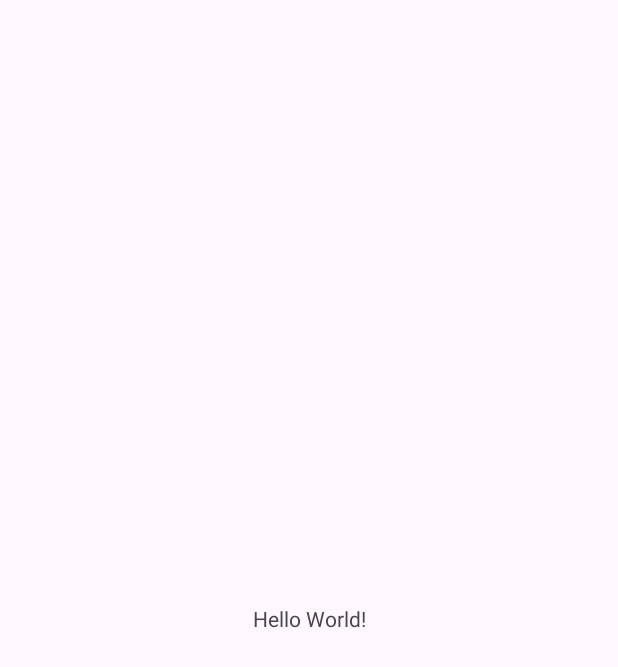
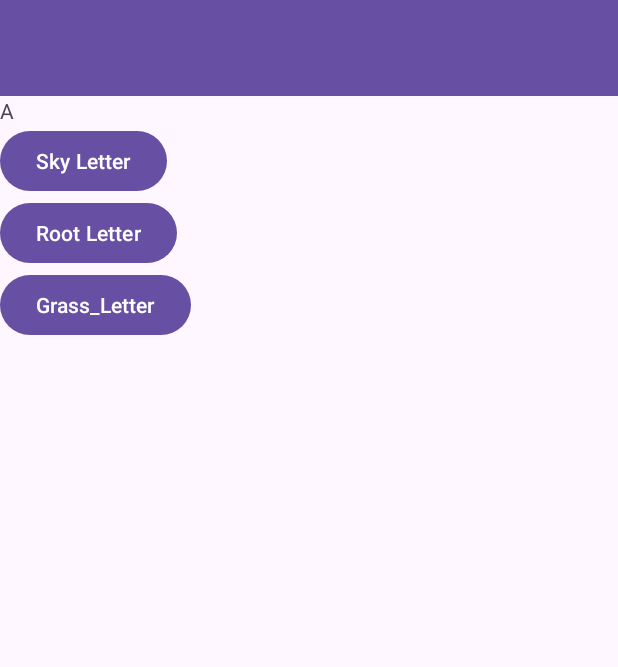
Before and after one commit to ZummerHanif/QuizLetter, an Android app: the screen it shows after launch (MainActivity), on a phone screen of 412 x 824 dp. Before the commit the part shown is almost empty. Shown: the top 667 px of the screen. Run offline under Robolectric (Android 15) with nearby library versions, the phone set to English and light mode, and no system bars; 1 statement that could not run was skipped.

Commit message:
Added Navigation bar and Quiz,Test Functionality.

```diff
--- a/app/src/main/java/com/example/quizletter/MainActivity.java
+++ b/app/src/main/java/com/example/quizletter/MainActivity.java
@@ -1,14 +1,84 @@
 package com.example.quizletter;
 
+import android.os.Bundle;
+import android.view.MenuItem;
+
+import androidx.annotation.NonNull;
+import androidx.appcompat.app.ActionBarDrawerToggle;
 import androidx.appcompat.app.AppCompatActivity;
+import androidx.core.view.GravityCompat;
+import androidx.drawerlayout.widget.DrawerLayout;
+import androidx.fragment.app.Fragment;
+import androidx.fragment.app.FragmentManager;
+import androidx.fragment.app.FragmentTransaction;
 
-import android.os.Bundle;
+import com.google.android.material.navigation.NavigationView;
 
-public class MainActivity extends AppCompatActivity {
+public class MainActivity extends AppCompatActivity implements NavigationView.OnNavigationItemSelectedListener {
+
+    private DrawerLayout drawerLayout;
+    private ActionBarDrawerToggle actionBarDrawerToggle;
+    private NavigationView navigationView;
 
     @Override
     protected void onCreate(Bundle savedInstanceState) {
         super.onCreate(savedInstanceState);
         setContentView(R.layout.activity_main);
+
+        drawerLayout = findViewById(R.id.drawer_layout);
+        navigationView = findViewById(R.id.navigation_view);
+
+        actionBarDrawerToggle = new ActionBarDrawerToggle(this, drawerLayout,
+                R.string.navigation_drawer_open, R.string.navigation_drawer_close);
+        drawerLayout.addDrawerListener(actionBarDrawerToggle);
+        actionBarDrawerToggle.syncState();
+
+        getSupportActionBar().setDisplayHomeAsUpEnabled(true);
+
+        navigationView.setNavigationItemSelectedListener(this);
+
+        // Display the QuizFragment when the activity is created
+        if (savedInstanceState == null) {
+            displaySelectedFragment(new QuizFragment());
+            navigationView.setCheckedItem(R.id.nav_quiz);
+        }
+    }
+
+    @Override
+    public boolean onOptionsItemSelected(MenuItem item) {
+        if (actionBarDrawerToggle.onOptionsItemSelected(item)) {
+            return true;
+        }
+        return super.onOptionsItemSelected(item);
+    }
+
+    @Override
+    public boolean onNavigationItemSelected(@NonNull MenuItem item) {
+        switch (item.getItemId()) {
+            case R.id.nav_quiz:
+                displaySelectedFragment(new QuizFragment());
+                break;
+            case R.id.nav_result:
+                displaySelectedFragment(new ResultFragment());
+                break;
+        }
+        drawerLayout.closeDrawer(GravityCompat.START);
+        return true;
+    }
+
+    private void displaySelectedFragment(Fragment fragment) {
+        FragmentManager fragmentManager = getSupportFragmentManager();
+        FragmentTransaction fragmentTransaction = fragmentManager.beginTransaction();
+        fragmentTransaction.replace(R.id.fragment_container, fragment);
+        fragmentTransaction.commit();
+    }
+
+    @Override
+    public void onBackPressed() {
+        if (drawerLayout.isDrawerOpen(GravityCompat.START)) {
+            drawerLayout.closeDrawer(GravityCompat.START);
+        } else {
+            super.onBackPressed();
+        }
     }
 }
--- /dev/null
+++ b/app/src/main/java/com/example/quizletter/QuizFragment.java
@@ -0,0 +1,81 @@
+package com.example.quizletter;
+
+import android.os.Bundle;
+import android.view.LayoutInflater;
+import android.view.View;
+import android.view.ViewGroup;
+import android.widget.Button;
+import android.widget.TextView;
+import android.widget.Toast;
+
+import androidx.annotation.NonNull;
+import androidx.annotation.Nullable;
+import androidx.fragment.app.Fragment;
+
+public class QuizFragment extends Fragment implements View.OnClickListener {
+
+    private TextView letterTextView;
+    private Button skyButton, rootButton, grassButton;
+
+    private String[] letters = {"A", "B", "C", "D", "E"};
+    private int currentLetterIndex = 0;
+
+    private DatabaseHelper databaseHelper;
+
+    public QuizFragment() {
+        // Required empty public constructor
+    }
+
+    @Override
+    public View onCreateView(LayoutInflater inflater, ViewGroup container,
+                             Bundle savedInstanceState) {
+        // Inflate the layout for this fragment
+        return inflater.inflate(R.layout.fragmentquiz, container, false);
+    }
+
+    @Override
+    public void onViewCreated(@NonNull View view, @Nullable Bundle savedInstanceState) {
+        super.onViewCreated(view, savedInstanceState);
+
+        letterTextView = view.findViewById(R.id.text_question);
+        skyButton = view.findViewById(R.id.sky_button);
+        rootButton = view.findViewById(R.id.root_button);
+        grassButton = view.findViewById(R.id.grass_button);
+
+        skyButton.setOnClickListener(this);
+        rootButton.setOnClickListener(this);
+        grassButton.setOnClickListener(this);
+
+        displayNextLetter();
+
+        databaseHelper = new DatabaseHelper(getActivity());
+    }
+
+    @Override
+    public void onClick(View v) {
+        String answer = "";
+        int id = v.getId();
+        if (id == R.id.sky_button) {
+            answer = "Sky";
+        } else if (id == R.id.root_button) {
+            answer = "Root";
+        } else if (id == R.id.grass_button) {
+            answer = "Grass";
+        }
+
+
+
+        databaseHelper.saveAnswer(letters[currentLetterIndex], answer);
+
+        if (currentLetterIndex < letters.length - 1) {
+            currentLetterIndex++;
+            displayNextLetter();
+        } else {
+            Toast.makeText(getActivity(), "Quiz completed!", Toast.LENGTH_SHORT).show();
+        }
+    }
+
+    private void displayNextLetter() {
+        letterTextView.setText(letters[currentLetterIndex]);
+    }
+}
--- a/app/src/main/res/layout/activity_main.xml
+++ b/app/src/main/res/layout/activity_main.xml
@@ -1,18 +1,50 @@
 <?xml version="1.0" encoding="utf-8"?>
-<androidx.constraintlayout.widget.ConstraintLayout xmlns:android="http://schemas.android.com/apk/res/android"
-    xmlns:app="http://schemas.android.com/apk/res-auto"
-    xmlns:tools="http://schemas.android.com/tools"
+<androidx.drawerlayout.widget.DrawerLayout xmlns:android="http://schemas.android.com/apk/res/android"
+    android:id="@+id/drawer_layout"
     android:layout_width="match_parent"
-    android:layout_height="match_parent"
-    tools:context=".MainActivity">
+    android:layout_height="match_parent">
 
-    <TextView
+    <!-- Main Content -->
+    <LinearLayout
+        android:layout_width="match_parent"
+        android:layout_height="match_parent"
+        android:orientation="vertical">
+
+        <!-- Toolbar -->
+        <androidx.appcompat.widget.Toolbar
+            android:id="@+id/toolbar"
+            android:layout_width="match_parent"
+            android:layout_height="?attr/actionBarSize"
+            android:background="?attr/colorPrimary"
+            android:elevation="4dp"
+            android:theme="@style/ThemeOverlay.AppCompat.ActionBar" />
+
+        <!-- Fragment Container -->
+        <FrameLayout
+            android:id="@+id/fragment_container"
+            android:layout_width="match_parent"
+            android:layout_height="match_parent" />
+
+    </LinearLayout>
+
+    <!-- Navigation Drawer -->
+    <com.google.android.material.navigation.NavigationView
+        android:id="@+id/navigation_view"
         android:layout_width="wrap_content"
-        android:layout_height="wrap_content"
-        android:text="Hello World!"
-        app:layout_constraintBottom_toBottomOf="parent"
-        app:layout_constraintEnd_toEndOf="parent"
-        app:layout_constraintStart_toStartOf="parent"
-        app:layout_constraintTop_toTopOf="parent" />
+        android:layout_height="match_parent"
+        android:layout_gravity="start"
+        android:fitsSystemWindows="true">
 
-</androidx.constraintlayout.widget.ConstraintLayout>
+        <!-- Navigation Drawer Header -->
+        <include layout="@layout/header_navigation_drawer" />
+
+        <!-- Navigation Drawer Menu Items -->
+        <ListView
+            android:id="@+id/drawer_menu"
+            android:layout_width="match_parent"
+            android:layout_height="wrap_content"
+            android:choiceMode="singleChoice" />
+
+    </com.google.android.material.navigation.NavigationView>
+
+</androidx.drawerlayout.widget.DrawerLayout>
--- /dev/null
+++ b/app/src/main/res/layout/fragmentquiz.xml
@@ -0,0 +1,32 @@
+<?xml version="1.0" encoding="utf-8"?>
+<LinearLayout xmlns:android="http://schemas.android.com/apk/res/android"
+    android:layout_width="match_parent"
+    android:layout_height="match_parent"
+    android:orientation="vertical">
+
+    <!-- Quiz Fragment Layout -->
+    <TextView
+        android:id="@+id/text_question"
+        android:layout_width="wrap_content"
+        android:layout_height="wrap_content"
+        android:text="Question" />
+
+    <Button
+        android:id="@+id/sky_button"
+        android:layout_width="wrap_content"
+        android:layout_height="wrap_content"
+        android:text="Sky Letter" />
+
+    <Button
+        android:id="@+id/root_button"
+        android:layout_width="wrap_content"
+        android:layout_height="wrap_content"
+        android:text="Root Letter" />
+
+    <Button
+        android:id="@+id/grass_button"
+        android:layout_width="wrap_content"
+        android:layout_height="wrap_content"
+        android:text="Grass_Letter" />
+
+</LinearLayout>
--- a/app/src/main/res/values/colors.xml
+++ b/app/src/main/res/values/colors.xml
@@ -2,4 +2,6 @@
 <resources>
     <color name="black">#FF000000</color>
     <color name="white">#FFFFFFFF</color>
+    <color name="colorPrimaryDark">#151313</color>
+    <color name="colorPrimary">#F44336</color>
 </resources>
--- /dev/null
+++ b/app/src/main/res/values/ids.xml
@@ -0,0 +1,8 @@
+<?xml version="1.0" encoding="utf-8"?>
+<resources>
+    <item name="text_result" type="id" />
+    <item name="drawer_layout" type="id" />
+    <item name="toolbar" type="id" />
+    <item name="navigation_view" type="id" />
+    <item name="drawer_menu" type="id" />
+</resources>
--- /dev/null
+++ b/app/src/main/res/values/refs.xml
@@ -0,0 +1,5 @@
+<?xml version="1.0" encoding="utf-8"?>
+<resources>
+    <drawable name="profile_image" />
+    <drawable name="ic_menu_item" />
+</resources>
--- a/app/src/main/res/values/strings.xml
+++ b/app/src/main/res/values/strings.xml
@@ -1,3 +1,6 @@
 <resources>
     <string name="app_name">QuizLetter</string>
+    <string name="navigation_drawer_open">Open</string>
+    <string name="navigation_drawer_close">Close</string>
+    <string name="profile_image_description" />
 </resources>
```
Also changed, not shown: app/src/main/java/com/example/quizletter/DatabaseHelper.java (added, +66 -0 lines), app/src/main/res/layout/fragment_result.xml (added, +21 -0 lines), app/src/main/res/layout/header_navigation_drawer.xml (added, +25 -0 lines), app/src/main/res/layout/item_navigation_drawer.xml (added, +33 -0 lines).
